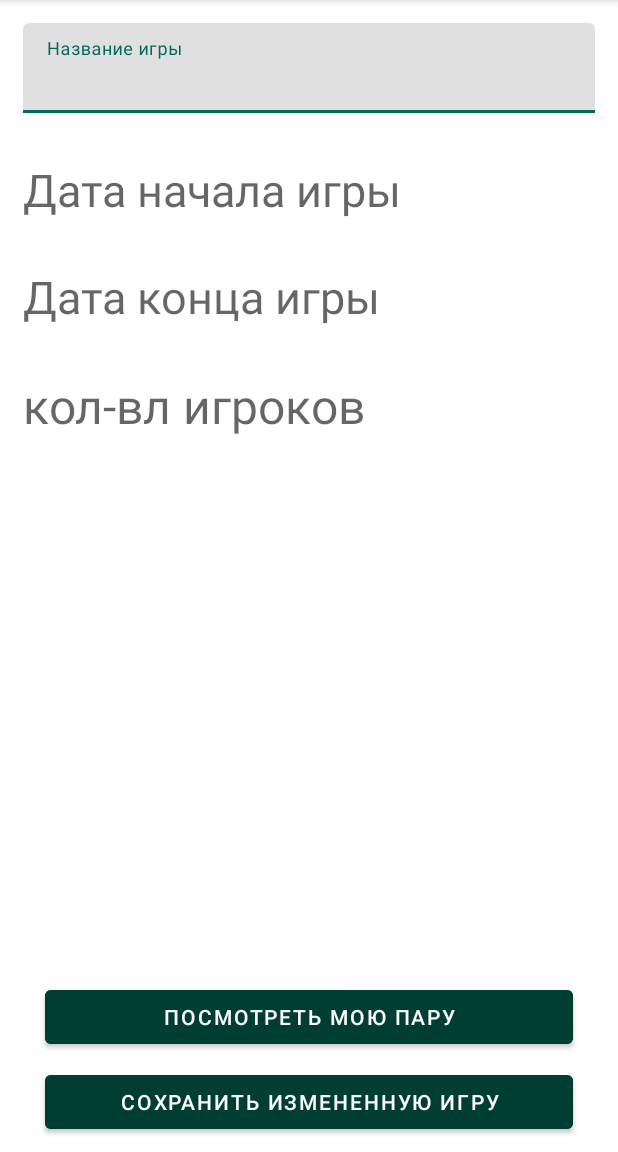
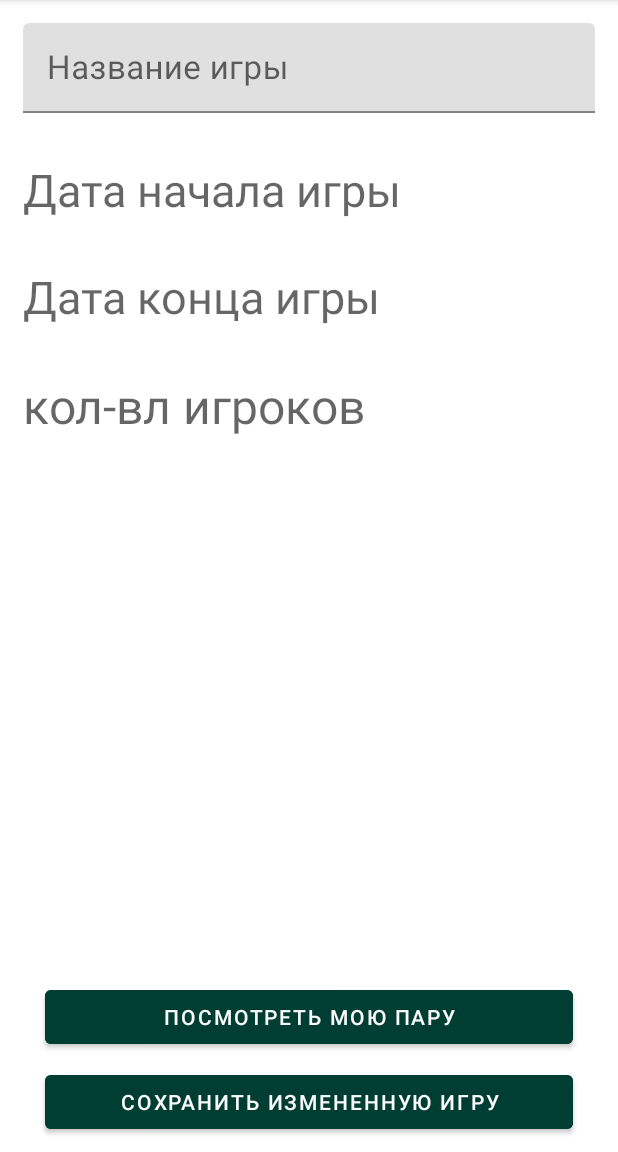
Before and after one commit to Alesya-23/SecretSanta, an Android app: the DetailsGameActivity screen opened directly, with no data from a screen before it, after a tap on "СОХРАНИТЬ ИЗМЕНЕННУЮ ИГРУ", on a phone screen of 412 x 824 dp, the part 84-1236 px from its top. Run offline under Robolectric (Android 15) with nearby library versions, the phone set to English and light mode, and no system bars; 3 statements that could not run were skipped.

Commit message:
implement feature-status-game

```diff
--- a/app/src/main/java/com/aleca/secretsantacoursework/database/DatabaseHelper.kt
+++ b/app/src/main/java/com/aleca/secretsantacoursework/database/DatabaseHelper.kt
@@ -21,7 +21,8 @@ class DatabaseHelper(context: Context) :
                     "    name character(100) NOT NULL,\n" +
                     "    dateStart  character(100) NOT NULL,\n" +
                     "    dateEnd  character(100) NOT NULL,\n" +
-                    "    countGamers character(250) NOT NULL);\n"
+                    "    countGamers character(250) NOT NULL, \n" +
+                    "    statusGameIsActive integer NOT Null);\n"
         )
         db.execSQL(
             "CREATE TABLE userGame (\n" +
--- a/app/src/main/java/com/aleca/secretsantacoursework/model/Game.kt
+++ b/app/src/main/java/com/aleca/secretsantacoursework/model/Game.kt
@@ -6,4 +6,5 @@ class Game(
     val dateStart: String,
     var dateEnd: String,
     val countGamers: Int,
+    var statusGameIsActive: Int,
 )
--- a/app/src/main/java/com/aleca/secretsantacoursework/view/ui/game/DetailsGameActivity.kt
+++ b/app/src/main/java/com/aleca/secretsantacoursework/view/ui/game/DetailsGameActivity.kt
@@ -1,16 +1,26 @@
 package com.aleca.secretsantacoursework.view.ui.game
 
+import android.annotation.SuppressLint
 import android.content.Intent
+import android.icu.text.SimpleDateFormat
+import android.icu.util.Calendar
+import android.os.Build
 import android.os.Bundle
 import android.util.SparseBooleanArray
 import android.widget.*
 import androidx.activity.viewModels
+import androidx.annotation.RequiresApi
 import androidx.appcompat.app.AppCompatActivity
 import com.aleca.secretsantacoursework.R
 import com.aleca.secretsantacoursework.model.Game
 import com.aleca.secretsantacoursework.model.User
 import com.aleca.secretsantacoursework.viewmodel.AddNewGameViewModel
 import com.aleca.secretsantacoursework.viewmodel.DetailsGameViewModel
+import java.time.LocalDate
+import java.time.LocalDateTime
+import java.time.format.DateTimeFormatter
+import java.util.*
+import kotlin.collections.ArrayList
 
 class DetailsGameActivity : AppCompatActivity() {
     private lateinit var nameGame: TextView
@@ -80,6 +90,13 @@ class DetailsGameActivity : AppCompatActivity() {
     }
 
     private fun initList() {
+        val selectTypeList = game?.let { checkGameIsActive(it.dateEnd) }
+        if (selectTypeList == 1) {
+            initListForEdit()
+        } else initListWithoutEdit()
+    }
+
+    private fun initListForEdit() {
         listViewGamers.choiceMode = ListView.CHOICE_MODE_MULTIPLE
         listGamers = getPeoples()
         val arrayAdapter = ArrayAdapter(
@@ -96,6 +113,17 @@ class DetailsGameActivity : AppCompatActivity() {
             }
         }
     }
+
+    private fun initListWithoutEdit() {
+        listGamers = getGamers()
+        val arrayAdapter = ArrayAdapter(
+            this.applicationContext,
+            R.layout.item_people_in_game_small, listGamers
+        )
+        listViewGamers.adapter = arrayAdapter
+        nameGame.isEnabled = false
+    }
+
 
     private fun getListGamers() {
         listPeopleGame.clear()
@@ -142,14 +170,23 @@ class DetailsGameActivity : AppCompatActivity() {
     }
 
     private fun updateUserData() {
-        getListGamers()
         val nameGame = nameGame.text.toString()
         val dateStart = dateStart.text.toString()
         val dateEnd = dateEnd.text.toString()
+        val statusGameIsActive = checkGameIsActive(dateEnd)
+        if (statusGameIsActive == 1) {
+            getListGamers()
             if (checkFieldsNewGame()) {
                 addGameViewModel.setIdGame(gameId)
                 viewModel.changeGame(
-                Game(gameId, nameGame, dateStart, dateEnd, listPeopleGame.size),
+                    Game(
+                        gameId,
+                        nameGame,
+                        dateStart,
+                        dateEnd,
+                        listPeopleGame.size,
+                        statusGameIsActive
+                    ),
                     this
                 )
                 viewModel.clearPairs(gameId, this)
@@ -160,15 +197,26 @@ class DetailsGameActivity : AppCompatActivity() {
                 Toast.makeText(this, R.string.toast_dont_fill_field, Toast.LENGTH_SHORT).show()
             }
         }
+    }
 
     private fun checkFieldsNewGame(): Boolean {
         if (nameGame.text?.isNotEmpty() == true &&
             dateStart.text.isNotEmpty() &&
             dateEnd.text.isNotEmpty() &&
             dateEnd.text != dateStart.text
-            && listPeopleGame.isNotEmpty()
+            && listGamers.isNotEmpty()
         )
             return true
         return false
     }
+
+    @SuppressLint("NewApi")
+    private fun checkGameIsActive(dateEndGame: String): Int {
+        val dateNow = LocalDate.now()
+        val dateFormatter = DateTimeFormatter.ofPattern("dd-MM-yyyy")
+        val dateEndInDate = LocalDate.parse(dateEndGame, dateFormatter)
+        return if (dateEndInDate.isBefore(dateNow) || dateEndInDate.isEqual(dateNow)) {
+            0
+        } else 1
     }
+}
--- a/app/src/main/res/layout/details_game_activity.xml
+++ b/app/src/main/res/layout/details_game_activity.xml
@@ -108,8 +108,8 @@
         android:layout_width="match_parent"
         android:layout_height="wrap_content"
         android:layout_margin="30dp"
-        android:text="Посмотреть мою пару"
         android:backgroundTint="@color/colorPrimaryDark"
+        android:text="@string/see_my_pair_button"
         android:textColor="@color/secondaryTextColor"
         app:layout_constraintBottom_toBottomOf="parent"
         app:layout_constraintEnd_toEndOf="parent"
@@ -122,8 +122,8 @@
         android:layout_height="wrap_content"
         android:layout_margin="30dp"
         android:backgroundTint="@color/colorPrimaryDark"
+        android:text="@string/add_change_game"
         android:textColor="@color/secondaryTextColor"
-        android:text="@string/add_change_game"
         app:layout_constraintBottom_toBottomOf="parent"
         app:layout_constraintEnd_toEndOf="parent"
         app:layout_constraintStart_toStartOf="parent"
--- a/app/src/main/res/layout/item_people_in_game.xml
+++ b/app/src/main/res/layout/item_people_in_game.xml
@@ -8,8 +8,8 @@
 
     <androidx.constraintlayout.widget.ConstraintLayout
         android:layout_width="match_parent"
-        android:background="@drawable/layout_bg_rounded"
-        android:layout_height="match_parent">
+        android:layout_height="match_parent"
+        android:background="@drawable/layout_bg_rounded">
 
         <ImageView
             android:id="@+id/photo_mark"
@@ -27,7 +27,7 @@
             android:layout_width="wrap_content"
             android:layout_height="wrap_content"
             android:layout_margin="20dp"
-            android:hint="Имя игрока"
+            android:hint="@string/name_gamer_text_view"
             android:textAppearance="?android:attr/textAppearanceLarge"
             android:textColor="@color/secondaryTextColor"
             android:textSize="14sp"
--- a/app/src/main/res/values/strings.xml
+++ b/app/src/main/res/values/strings.xml
@@ -55,4 +55,6 @@
     <string name="toast_dont_fill_field">вы заполнили не все поля</string>
     <string name="title_pair">Пара</string>
     <string name="title_game_pair">Игровая пара</string>
+    <string name="see_my_pair_button">Посмотреть мою пару</string>
+    <string name="name_gamer_text_view">Имя игрока</string>
 </resources>
```
Also changed, not shown: app/src/main/java/com/aleca/secretsantacoursework/database/storage/GameStorage.kt (+9 -2 lines), app/src/main/java/com/aleca/secretsantacoursework/utils/GameStartBroadcastReceiver.kt (+2 -70 lines), app/src/main/java/com/aleca/secretsantacoursework/utils/ListGameAdapter.kt (+22 -1 lines), app/src/main/java/com/aleca/secretsantacoursework/view/SignUpFragment.kt (+9 -1 lines), app/src/main/java/com/aleca/secretsantacoursework/view/ui/game/AddNewGameFragment.kt (+14 -34 lines), app/src/main/java/com/aleca/secretsantacoursework/view/ui/game/GameFragment.kt (+23 -0 lines), app/src/main/java/com/aleca/secretsantacoursework/viewmodel/DetailsGameViewModel.kt (+0 -8 lines), app/src/main/res/layout/fragment_add_people_list_list.xml (deleted, +0 -13 lines), app/src/main/res/layout/fragment_pair_user.xml (+4 -4 lines), app/src/main/res/layout/item_list_game.xml (+25 -5 lines), 1 other file. Lines whose indentation alone changed are shown as unchanged.
